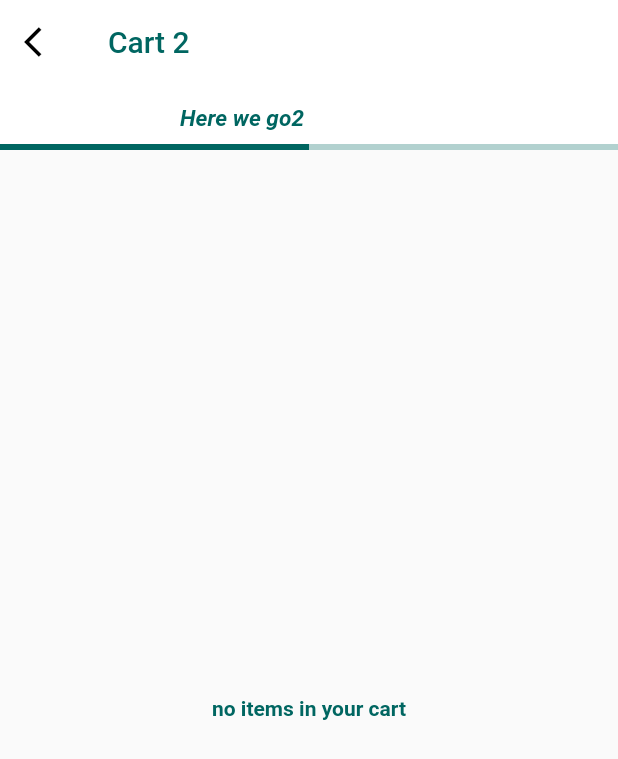
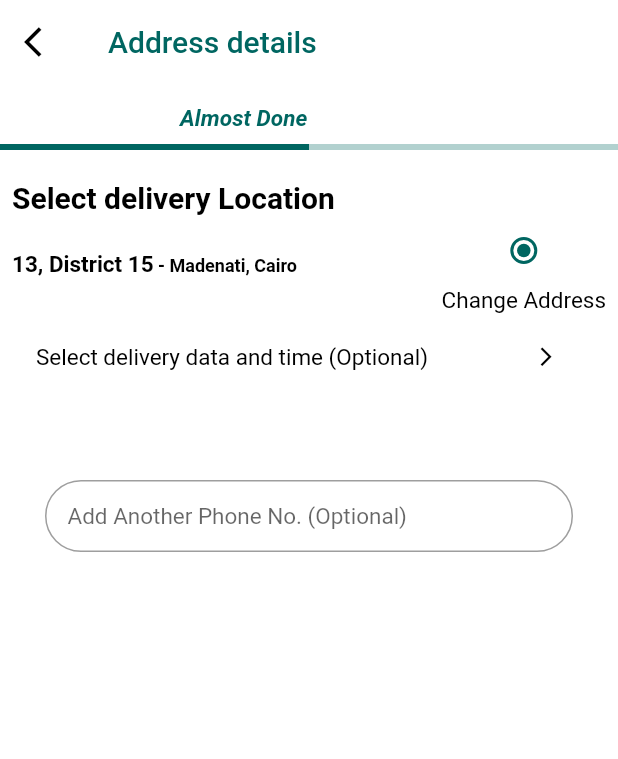
Before and after one commit to mohamedashraf8850/fluffy, a Flutter app: the MainCartPage screen opened directly, swiped to page 2, on a phone screen of 412 x 824 dp. Shown: the top 759 px of the screen. Run offline on Flutter 3.47's test engine with Material 2 defaults, Android fonts, the light colour scheme and no system bars; our stand-ins replace badges, bubble_tab_indicator, flutter_datetime_picker, fluttertoast, geolocator, google_fonts and 2 more; missing offline and left inert: flutter_statusbarcolor, notifier; accounts and stored records are empty.

Commit message:
All Project is Done of UI ناقص Search Tools Payment and Order Done Pages Package Details

```diff
--- /dev/null
+++ b/lib/Screens/NavigationContent/Cart/Cartcontent/AddressDetailsCart.dart
@@ -0,0 +1,141 @@
+import 'package:fluffyclientside/utlis/Exports.dart';
+import 'package:intl/intl.dart';
+
+class AddressDetailsPage extends StatefulWidget {
+  @override
+  _AddressDetailsPageState createState() => _AddressDetailsPageState();
+}
+
+class _AddressDetailsPageState extends State<AddressDetailsPage>
+    with TickerProviderStateMixin {
+  String radioValue = 'one';
+  String choice, deTime = '';
+  TextEditingController phoneController = new TextEditingController();
+  @override
+  void initState() {
+    super.initState();
+  }
+
+  void radioButtonChanges(String value) {
+    setState(() {
+      radioValue = value;
+    });
+  }
+
+  @override
+  Widget build(BuildContext context) {
+    return Scaffold(
+      body: Container(
+        padding: const EdgeInsets.only(right: 8.0, left: 8.0, top: 20.0),
+        color: Colors.white,
+        width: MediaQuery.of(context).size.width,
+        height: MediaQuery.of(context).size.height,
+        child: Column(
+          children: <Widget>[
+            Row(
+              children: <Widget>[
+                Text('Select delivery Location',
+                    textAlign: TextAlign.start,
+                    style: TextStyle(
+                        color: Colors.black,
+                        fontWeight: FontWeight.bold,
+                        fontSize: 20)),
+              ],
+            ),
+            Row(
+              mainAxisAlignment: MainAxisAlignment.spaceBetween,
+              children: <Widget>[
+                RichText(
+                  text: new TextSpan(
+                    text: '13, District 15',
+                    style: TextStyle(
+                        color: Colors.black,
+                        fontWeight: FontWeight.bold,
+                        fontSize: 15),
+                    children: <TextSpan>[
+                      new TextSpan(
+                          text: ' - Madenati, Cairo',
+                          style: new TextStyle(fontSize: 12)),
+                    ],
+                  ),
+                ),
+                Column(
+                  children: <Widget>[
+                    Radio(
+                      value: 'one',
+                      activeColor: FluffyColors.BrandColor,
+                      onChanged: radioButtonChanges,
+                      groupValue: radioValue,
+                    ),
+                    GestureDetector(
+                      child: Text('Change Address',
+                          style: TextStyle(color: Colors.black, fontSize: 15)),
+                      onTap: () {},
+                    )
+                  ],
+                ),
+              ],
+            ),
+            ExpansionTile(
+              title: Text(
+                'Select delivery data and time (Optional)',
+                style: TextStyle(color: Colors.black, fontSize: 15),
+              ),
+              backgroundColor: Colors.white,
+              trailing: IconButton(
+                icon: Icon(
+                  Icons.arrow_forward_ios,
+                  color: Colors.black,
+                  size: 15,
+                ),
+                onPressed: () {
+                  print(DateTime.now());
+                  DatePicker.showDatePicker(context,
+                      showTitleActions: true,
+                      minTime: DateTime.now(),
+                      maxTime: DateTime(2025, 12, 12), onConfirm: (date) {
+                    setState(() {
+                      deTime = DateFormat('yyyy-MM-dd').format(date);
+                    });
+                  }, currentTime: DateTime.now(), locale: LocaleType.ar);
+                },
+              ),
+            ),
+            Padding(
+              padding: const EdgeInsets.all(8.0),
+              child: RichText(
+                textAlign: TextAlign.center,
+                text: TextSpan(
+                  text:deTime != '' ? 'Your Order will Arrive in ' : '',
+                  style: TextStyle(
+                      fontSize: 25,
+                      color: Colors.black,
+                      ),
+                  children: <TextSpan>[
+                    TextSpan(
+                      text:deTime != '' ?'$deTime' : '',
+                      style: TextStyle(
+                          fontSize: 25,
+                          color: FluffyColors.BrandColor,
+                          fontWeight: FontWeight.bold),
+                    )
+                  ]
+                ),
+              ),
+            ),
+            Padding(
+              padding: const EdgeInsets.all(8.0),
+              child: fluffyTextField(
+                context,
+                controller: phoneController,
+                hintText: 'Add Another Phone No. (Optional)',
+                type: TextInputType.phone,
+                size: 60,
+              ),
+            ),
+          ],
+        ),
+      ),
+    );
+  }
+}
--- a/lib/Screens/NavigationContent/Cart/Cartcontent/EditCart.dart
+++ b/lib/Screens/NavigationContent/Cart/Cartcontent/EditCart.dart
@@ -7,7 +7,6 @@ class EditCartPage extends StatefulWidget {
 
 class _EditCartPageState extends State<EditCartPage>
     with TickerProviderStateMixin {
-  final items = List<String>.generate(20, (i) => "Item ${i + 1}");
 
   @override
   Widget build(BuildContext context) {
--- a/lib/Screens/NavigationContent/Cart/mainCart.dart
+++ b/lib/Screens/NavigationContent/Cart/mainCart.dart
@@ -2,15 +2,15 @@ import 'package:fluffyclientside/utlis/Exports.dart';
 
 class MainCartPage extends StatefulWidget {
   @override
-  _MainCartPageState createState() => _MainCartPageState();
+  MainCartPageState createState() => MainCartPageState();
 }
 
-class _MainCartPageState extends State<MainCartPage> {
+class MainCartPageState extends State<MainCartPage> {
   final _pageController = PageController();
   final _currentPageNotifier = ValueNotifier<int>(0);
   static const _kDuration = const Duration(milliseconds: 300);
   static const _kCurve = Curves.easeOut;
-  var titles, values, subTitles, pageIndex, subTitlePosition;
+  var titles, values, subTitles, pageIndex, subTitlePosition,btnTitle;
 
   @override
   Widget build(BuildContext context) {
@@ -41,6 +41,7 @@ class _MainCartPageState extends State<MainCartPage> {
         values = 0.25;
         subTitles = 'Here we go';
         subTitlePosition = 50.0;
+        btnTitle = 'Delivery information';
       });
     }
     super.initState();
@@ -63,40 +64,15 @@ class _MainCartPageState extends State<MainCartPage> {
                 child: RaisedButton(
                   onPressed: () {
                     print(_currentPageNotifier.value);
-                    if (_currentPageNotifier.value <= 1) {
-                      if (_currentPageNotifier.value == 0) {
-                        setState(() {
-                          titles = 'Edit your Cart';
-                          values = 0.25;
-                          subTitles = 'Here we go';
-                          subTitlePosition = 50.0;
-                        });
-                      } else if (_currentPageNotifier.value == 1) {
-                        setState(() {
-                          titles = 'Cart 2';
-                          values = 0.50;
-                          subTitles = 'Here we go2';
-                          subTitlePosition = 120.0;
-                        });
-                      } else if (_currentPageNotifier.value == 2) {
-                        setState(() {
-                          titles = 'Cart 3';
-                          values = 1.0;
-                          subTitles = 'Here we go3';
-                          subTitlePosition = 250.0;
-                        });
-                      }
-                      pageIndex = ++_currentPageNotifier.value;
-                      _pageController.nextPage(
-                          duration: _kDuration, curve: _kCurve);
-                    }
-                  },
+                    if (_currentPageNotifier.value <= 2) {
+                      onPageViewChangeButton();
+                  }},
                   shape: RoundedRectangleBorder(
                       borderRadius: BorderRadius.circular(18.0),
                       side: BorderSide(color: FluffyColors.BrandColor)),
                   color: FluffyColors.BrandColor,
                   child: Text(
-                    'Next step: Delivery information',
+                    btnTitle,
                     textAlign: TextAlign.center,
                     style: TextStyle(color: Colors.white, fontSize: 12),
                   ),
@@ -111,10 +87,12 @@ class _MainCartPageState extends State<MainCartPage> {
     return Container(
       height: MediaQuery.of(context).size.height - 80,
       child: PageView(
+          physics:new NeverScrollableScrollPhysics(),
           children: <Widget>[
             EditCartPage(),
+            AddressDetailsPage(),
             EditCartPage(),
-            EditCartPage(),
+            AddressDetailsPage(),
           ],
           scrollDirection: Axis.horizontal,
           controller: _pageController,
@@ -130,21 +108,75 @@ class _MainCartPageState extends State<MainCartPage> {
         values = 0.25;
         subTitles = 'Here we go';
         subTitlePosition = 50.0;
+        btnTitle = 'Next step: Delivery information';
+
       });
     } else if (_currentPageNotifier.value == 1) {
       setState(() {
-        titles = 'Cart 2';
+        titles = 'Address details';
         values = 0.50;
-        subTitles = 'Here we go2';
+        subTitles = 'Almost Done';
         subTitlePosition = 120.0;
+        btnTitle = 'Next step: Payment';
+
       });
     } else if (_currentPageNotifier.value == 2) {
       setState(() {
-        titles = 'Cart 3';
+        titles = 'Payment';
+        values = 0.75;
+        subTitles = 'Final Step';
+        subTitlePosition = 250.0;
+        btnTitle = 'Next step: Deliver';
+
+      });}
+    else if (_currentPageNotifier.value == 3) {
+      setState(() {
+        titles = 'Thank you !';
         values = 1.0;
-        subTitles = 'Here we go3';
-        subTitlePosition = 250.0;
+        subTitles = 'All done !';
+        subTitlePosition = 300.0;
+        btnTitle = 'Done';
       });
     }
   }
+
+  void onPageViewChangeButton(){
+    if (_currentPageNotifier.value == 0) {
+      setState(() {
+        titles = 'Edit your Cart';
+        values = 0.25;
+        subTitles = 'Here we go';
+        subTitlePosition = 50.0;
+        btnTitle = 'Delivery information';
+      });
+    } else if (_currentPageNotifier.value == 1) {
+      setState(() {
+        titles = 'Address details';
+        values = 0.50;
+        subTitles = 'Almost Done';
+        subTitlePosition = 120.0;
+        btnTitle = 'Payment';
+      });
+    } else if (_currentPageNotifier.value == 2) {
+      setState(() {
+        titles = 'Payment';
+        values = 0.75;
+        subTitles = 'Final Step';
+        subTitlePosition = 250.0;
+        btnTitle = 'Deliver';
+      });}
+    else if (_currentPageNotifier.value == 3) {
+      setState(() {
+        titles = 'Thank you !';
+        values = 1.0;
+        subTitles = 'All done !';
+        subTitlePosition = 300.0;
+        btnTitle = 'Done';
+      });
+    }
+    pageIndex = ++_currentPageNotifier.value;
+    _pageController.nextPage(
+        duration: _kDuration, curve: _kCurve);
+
+  }
 }
--- a/lib/utlis/Exports.dart
+++ b/lib/utlis/Exports.dart
@@ -42,3 +42,5 @@ export 'package:fluffyclientside/Screens/NavigationContent/Profile/ProfileConten
 export 'package:fluffyclientside/Screens/NavigationContent/Profile/mainProfile.dart';
 export 'package:fluffyclientside/Screens/NavigationContent/Profile/ProfileContent/EditPersonalInfromation/Personal_Info.dart';
 export 'package:fluffyclientside/Screens/NavigationContent/Home/Categories/Productes/ProductDetails.dart';
+export 'package:flutter_datetime_picker/flutter_datetime_picker.dart';
+export 'package:fluffyclientside/Screens/NavigationContent/Cart/Cartcontent/AddressDetailsCart.dart';
--- a/lib/utlis/widgets.dart
+++ b/lib/utlis/widgets.dart
@@ -212,7 +212,8 @@ Widget fluffyTextField(BuildContext context,
     TextInputType type,
     showSW,
     showPass,
-    hidePass}) {
+    hidePass ,
+    Summit}) {
   return Container(
     width: MediaQuery.of(context).size.width - (size == null ? 30 : size),
     child: Theme(
--- a/pubspec.yaml
+++ b/pubspec.yaml
@@ -34,6 +34,9 @@ dependencies:
   badges: ^1.1.1
   bubble_tab_indicator: ^0.1.4
   provider: ^4.0.4
+  flutter_datetime_picker: ^1.3.8
+  intl: ^0.16.1
+
 dev_dependencies:
   flutter_test:
     sdk: flutter
```
Also changed, not shown: pubspec.lock.
